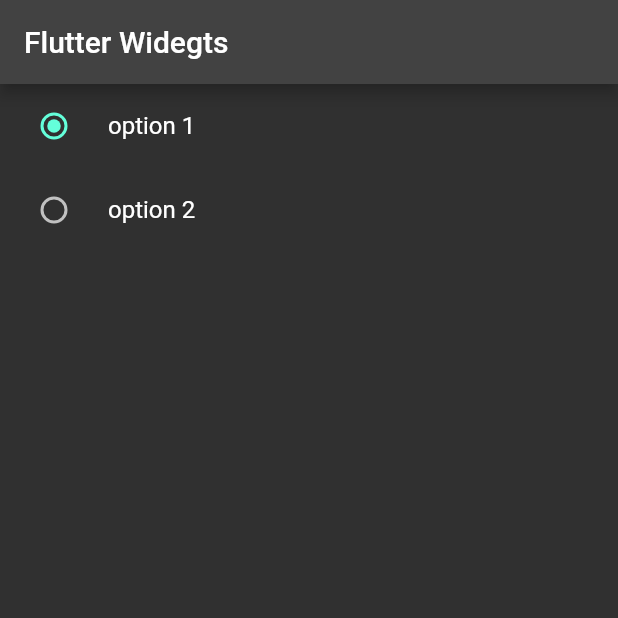
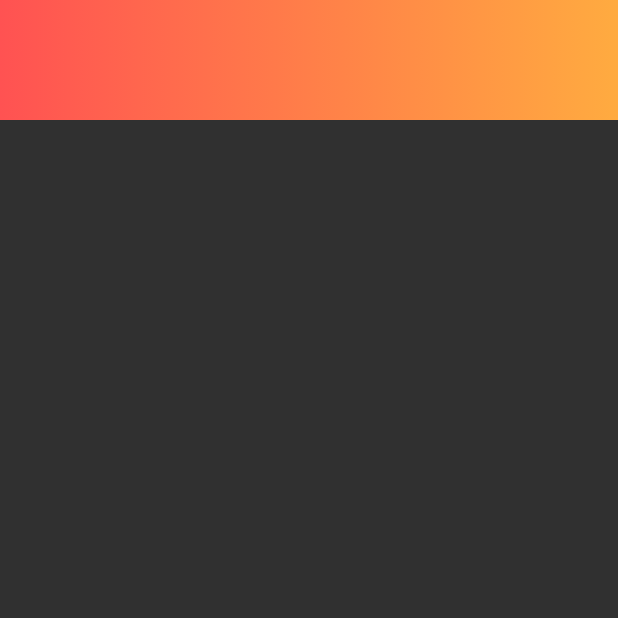
Before and after one commit to shaurya019/ALL_Flutter-Widgets, a Flutter app: the screen it shows after launch, on a phone screen of 412 x 824 dp, the top half of it. Run offline on Flutter 3.47's test engine with Material 2 defaults, Android fonts, the phone set to English and light mode, and no system bars.

Commit message:
PreferredSize

```diff
--- a/lib/main.dart
+++ b/lib/main.dart
@@ -34,30 +34,24 @@ class MyHomePage extends StatefulWidget {
   State<MyHomePage> createState() => _MyHomePageState();
 }
 
-List<String> options = ['option 1','option 2'];
 
 class _MyHomePageState extends State<MyHomePage> with TickerProviderStateMixin{
-  String current = options[0];
   @override
   Widget build(BuildContext context) {
-
     return Scaffold(
-      appBar: AppBar(
-        title: Text(widget.title),
+      appBar: PreferredSize(
+        preferredSize: Size.fromHeight(80.0),
+        child:Container(
+        height: 120,
+        decoration: BoxDecoration(
+          gradient: LinearGradient(
+            colors: <Color>[
+              Colors.redAccent,
+              Colors.orangeAccent,
+            ]
+          )
+        ),
       ),
-      body:Column(
-        children: <Widget>[
-          RadioListTile(title: Text('option 1'),value: options[0], groupValue: current, onChanged: (value){
-            setState(() {
-              current = value.toString();
-            });
-          },),
-          RadioListTile(title: Text('option 2'),value: options[1], groupValue: current, onChanged: (value){
-            setState(() {
-              current = value.toString();
-            });
-          },),
-        ],
       ),
     );
   }
```
